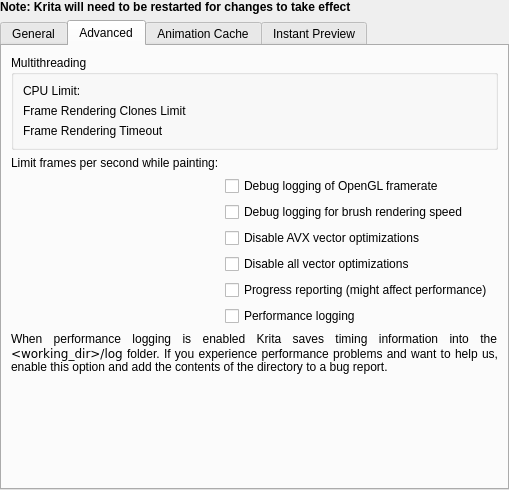
Before: the Qt Designer form libs/ui/forms/wdgperformancesettings.ui in KDE/krita, drawn with Qt 5.
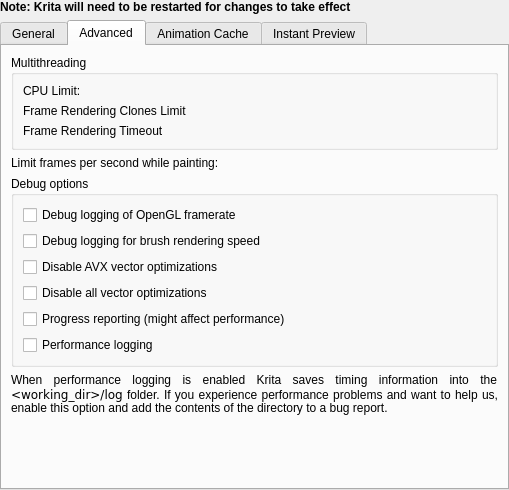
After: the same form once the commit is applied. The open tabs and pages were chosen to show the change. Custom widgets are drawn as their Qt base class.

Commit message: Group the performance debug options for clarity

Diff of the .ui file:
```diff
--- a/libs/ui/forms/wdgperformancesettings.ui
+++ b/libs/ui/forms/wdgperformancesettings.ui
@@ -340,49 +340,58 @@
          </property>
         </widget>
        </item>
-       <item row="2" column="1">
+       <item row="2" column="0" colspan="2">
+        <widget class="QGroupBox" name="groupBox_7">
+         <property name="title">
+          <string>Debug options</string>
+         </property>
+         <layout class="QFormLayout" name="formLayout_9">
+          <item row="0" column="0">
         <widget class="QCheckBox" name="chkOpenGLFramerateLogging">
          <property name="text">
           <string>Debug logging of OpenGL framerate</string>
          </property>
         </widget>
        </item>
-       <item row="3" column="1">
+          <item row="1" column="0">
         <widget class="QCheckBox" name="chkBrushSpeedLogging">
          <property name="text">
           <string>Debug logging for brush rendering speed</string>
          </property>
         </widget>
        </item>
-       <item row="4" column="1">
+          <item row="2" column="0">
         <widget class="QCheckBox" name="chkDisableAVXOptimizations">
          <property name="text">
           <string>Disable AVX vector optimizations</string>
          </property>
         </widget>
        </item>
-       <item row="5" column="1">
+          <item row="3" column="0">
         <widget class="QCheckBox" name="chkDisableVectorOptimizations">
          <property name="text">
           <string>Disable all vector optimizations</string>
          </property>
         </widget>
        </item>
-       <item row="6" column="1">
+          <item row="4" column="0">
         <widget class="QCheckBox" name="chkProgressReporting">
          <property name="text">
           <string>Progress reporting (might affect performance)</string>
          </property>
         </widget>
        </item>
-       <item row="7" column="1">
+          <item row="5" column="0">
         <widget class="QCheckBox" name="chkPerformanceLogging">
          <property name="text">
           <string>Performance logging</string>
          </property>
         </widget>
        </item>
-       <item row="8" column="0" colspan="2">
+         </layout>
+        </widget>
+       </item>
+       <item row="3" column="0" colspan="2">
         <widget class="QLabel" name="label_7">
          <property name="frameShape">
           <enum>QFrame::NoFrame</enum>
@@ -398,7 +407,7 @@
          </property>
         </widget>
        </item>
-       <item row="9" column="0" colspan="2">
+       <item row="4" column="0" colspan="2">
         <spacer name="verticalSpacer_3">
          <property name="orientation">
           <enum>Qt::Vertical</enum>
```
Lines whose indentation alone changed are shown as unchanged.
